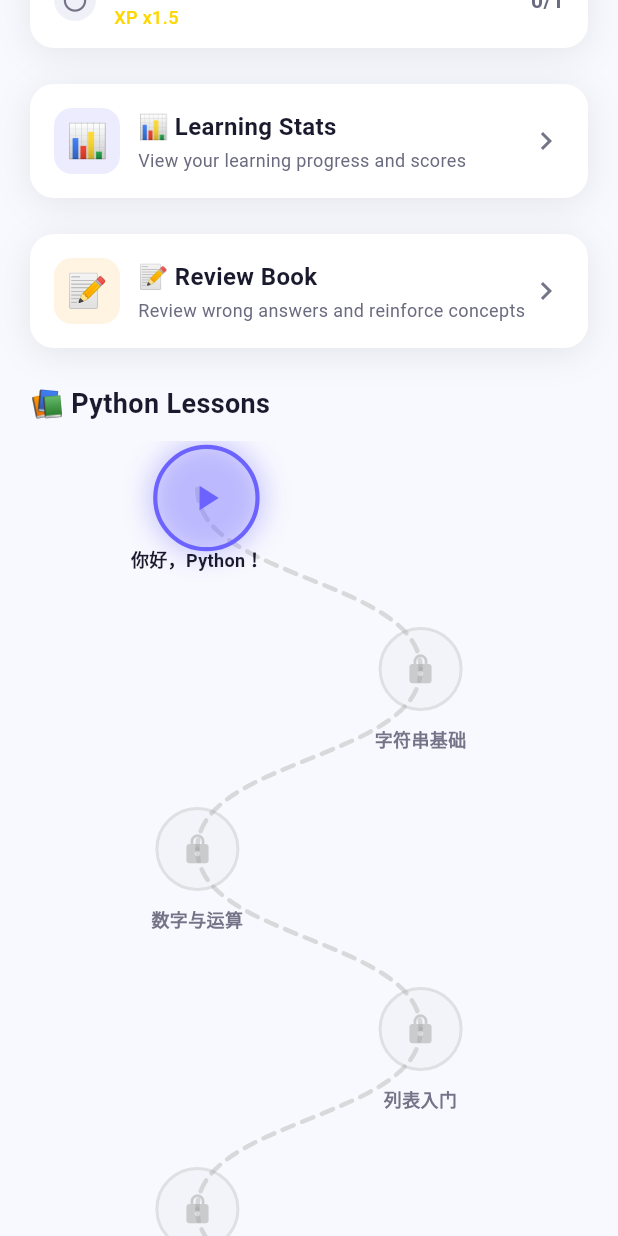
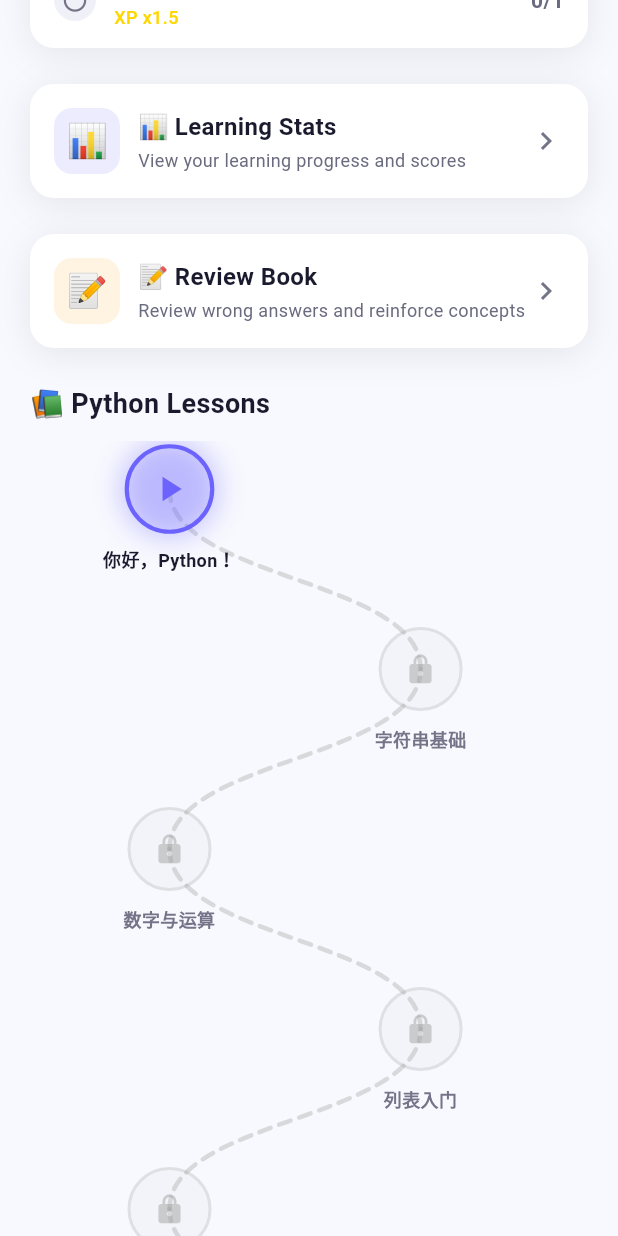
Before and after one commit to reagost/JellyBuddy, a Flutter app: the HomeScreen screen opened directly, scrolled down 576 dp, on a phone screen of 412 x 824 dp. Run offline on Flutter 3.47's test engine with Material 3 defaults, Android fonts, the light colour scheme and no system bars; our stand-ins replace dio, equatable, file_picker, flutter_animate, flutter_bloc, flutter_local_notifications and 6 more; accounts and stored records are empty.

Commit message:
fix: resolve home screen overflow + register icon asset
- Registered assets/icon/ in pubspec.yaml (was causing white screen)
- Changed Stats row from Row to Wrap (prevents overflow on narrow screens)
- Constrained learning path node positions to screen bounds
- Set Stack clipBehavior to Clip.hardEdge

```diff
--- a/lib/presentation/screens/home/home_screen.dart
+++ b/lib/presentation/screens/home/home_screen.dart
@@ -183,8 +183,10 @@ class _HomeScreenState extends State<HomeScreen> {
                         const SizedBox(height: 24),
 
                         // Stats Row
-                        Row(
-                          mainAxisAlignment: MainAxisAlignment.spaceAround,
+                        Wrap(
+                          alignment: WrapAlignment.spaceAround,
+                          spacing: 12,
+                          runSpacing: 8,
                           children: [
                             HeartsDisplay(
                               current: state.progress.hearts,
--- a/lib/presentation/widgets/learning_path/learning_path_widget.dart
+++ b/lib/presentation/widgets/learning_path/learning_path_widget.dart
@@ -71,8 +71,8 @@ class LearningPathWidget extends StatelessWidget {
       child: LayoutBuilder(
         builder: (context, constraints) {
           final width = constraints.maxWidth;
-          final leftX = width * 0.30;
-          final rightX = width * 0.70;
+          final leftX = width * 0.25;
+          final rightX = (width * 0.70).clamp(0.0, width - nodeRadius - 60);
 
           // Compute center positions for each node.
           final centers = <Offset>[];
@@ -83,7 +83,7 @@ class LearningPathWidget extends StatelessWidget {
           }
 
           return Stack(
-            clipBehavior: Clip.none,
+            clipBehavior: Clip.hardEdge,
             children: [
               // Connector lines painted behind nodes.
               CustomPaint(
@@ -96,9 +96,12 @@ class LearningPathWidget extends StatelessWidget {
               // Node widgets positioned on top.
               for (int i = 0; i < nodes.length; i++)
                 Positioned(
-                  left: centers[i].dx - nodeRadius,
+                  left: (centers[i].dx - nodeRadius).clamp(0.0, width - nodeRadius * 2),
                   top: centers[i].dy - nodeRadius,
-                  child: Semantics(
+                  child: SizedBox(
+                    width: nodeRadius * 2,
+                    height: nodeRadius * 2,
+                    child: Semantics(
                     label: 'Lesson ${nodes[i].lesson.order}: ${nodes[i].lesson.title}, ${nodes[i].status.name}',
                     button: true,
                     child: _LessonNode(
@@ -118,11 +121,12 @@ class LearningPathWidget extends StatelessWidget {
                       },
                     ),
                   ),
+                  ),
                 ),
               // Labels below each node.
               for (int i = 0; i < nodes.length; i++)
                 Positioned(
-                  left: centers[i].dx - 60,
+                  left: (centers[i].dx - 60).clamp(0, width - 120),
                   top: centers[i].dy + nodeRadius + 6,
                   child: SizedBox(
                     width: 120,
--- a/pubspec.yaml
+++ b/pubspec.yaml
@@ -92,3 +92,4 @@ flutter:
     - assets/images/
     - assets/courses/
     - assets/legal/
+    - assets/icon/
```
Lines whose indentation alone changed are shown as unchanged.
